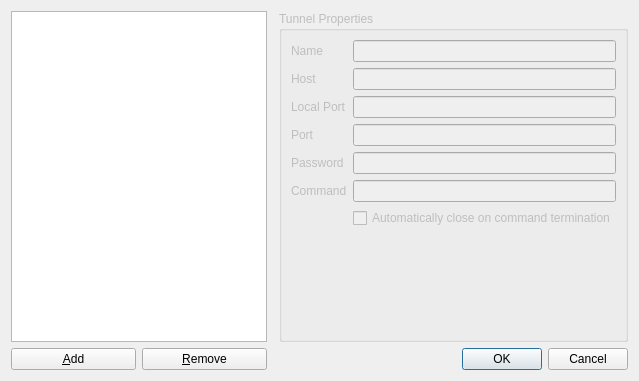
Qt form src/tunneldialog.ui (mtorromeo/iosshy) before a commit.
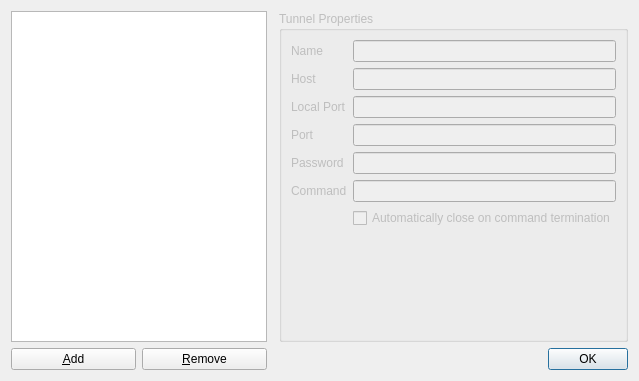
The same form after that commit. Icons and pictures are not drawn.

Commit message: Tweaked the interface with input masks on the ports line inputs

```diff
--- a/src/tunneldialog.ui
+++ b/src/tunneldialog.ui
@@ -162,7 +162,7 @@
       <enum>Qt::Horizontal</enum>
      </property>
      <property name="standardButtons">
-      <set>QDialogButtonBox::Cancel|QDialogButtonBox::Ok</set>
+      <set>QDialogButtonBox::Ok</set>
      </property>
     </widget>
    </item>
```
Left out of the diff: 18 changed lines with no effect on the pictures.
